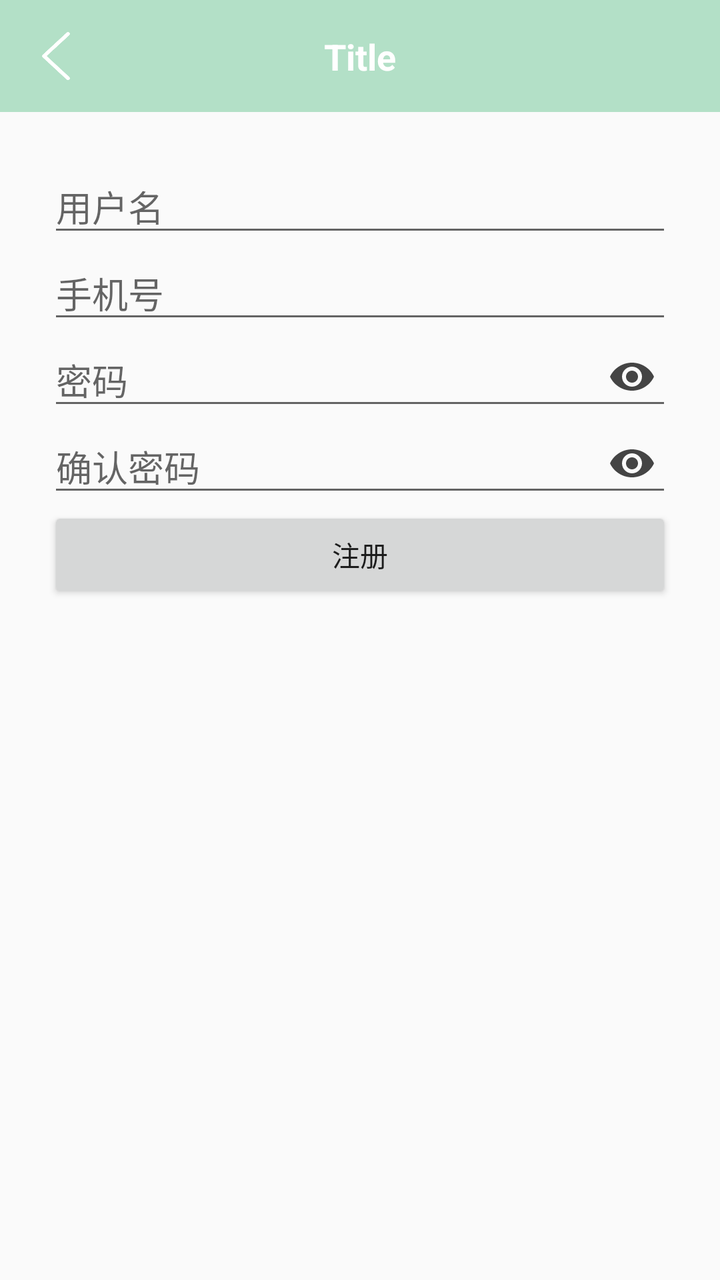
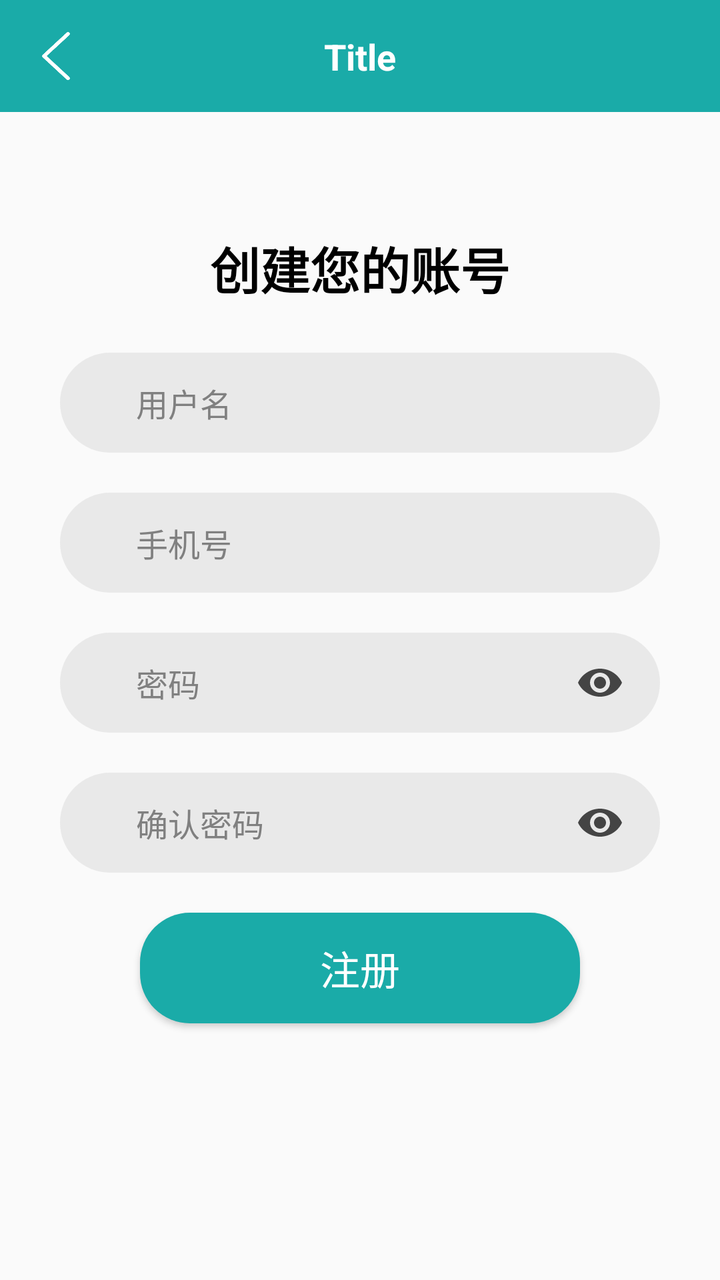

Two renders of the same Android screen: before a commit and after it. Below are the layout's source before the change and the commit's diff.
<!-- AndroidManifest.xml: application theme Theme.Note -->
<!-- res/layout/activity_register.xml -->
<?xml version="1.0" encoding="utf-8"?>
<layout xmlns:android="http://schemas.android.com/apk/res/android"
    xmlns:app="http://schemas.android.com/apk/res-auto"
    xmlns:tools="http://schemas.android.com/tools">

    <LinearLayout
        android:layout_width="match_parent"
        android:layout_height="match_parent"
        android:orientation="vertical"
        tools:context=".ui.user.RegisterActivity">

        <include
            android:id="@+id/includeToolbar"
            layout="@layout/item_toolbar" />

        <androidx.constraintlayout.widget.ConstraintLayout
            android:id="@+id/main"
            android:layout_width="match_parent"
            android:layout_height="0dp"
            android:layout_weight="1"
            android:padding="24dp">

        <EditText
            android:id="@+id/etUsername"
            android:layout_width="0dp"
            android:layout_height="wrap_content"
            android:hint="用户名"
            android:maxLines="1"
            app:layout_constraintEnd_toEndOf="parent"
            app:layout_constraintStart_toStartOf="parent"
            app:layout_constraintTop_toTopOf="parent"
            app:layout_constraintVertical_chainStyle="packed" />

        <EditText
            android:id="@+id/etPhone"
            android:layout_width="0dp"
            android:layout_height="wrap_content"
            android:hint="手机号"
            android:inputType="phone"
            android:maxLines="1"
            app:layout_constraintEnd_toEndOf="parent"
            app:layout_constraintStart_toStartOf="parent"
            app:layout_constraintTop_toBottomOf="@id/etUsername" />

        <EditText
            android:id="@+id/etPassword"
            android:layout_width="0dp"
            android:layout_height="wrap_content"
            android:hint="密码"
            android:inputType="textPassword"
            android:maxLines="1"
            android:paddingEnd="48dp"
            app:layout_constraintEnd_toEndOf="parent"
            app:layout_constraintStart_toStartOf="parent"
            app:layout_constraintTop_toBottomOf="@id/etPhone" />

        <ImageView
            android:id="@+id/ivPwdToggle"
            android:layout_width="24dp"
            android:layout_height="24dp"
            android:layout_marginEnd="8dp"
            android:contentDescription="显示/隐藏密码"
            android:src="@drawable/ic_eye"
            app:layout_constraintBottom_toBottomOf="@id/etPassword"
            app:layout_constraintEnd_toEndOf="@id/etPassword"
            app:layout_constraintTop_toTopOf="@id/etPassword" />

        <EditText
            android:id="@+id/etConfirmPassword"
            android:layout_width="0dp"
            android:layout_height="wrap_content"
            android:hint="确认密码"
            android:inputType="textPassword"
            android:maxLines="1"
            android:paddingEnd="48dp"
            app:layout_constraintEnd_toEndOf="parent"
            app:layout_constraintStart_toStartOf="parent"
            app:layout_constraintTop_toBottomOf="@id/etPassword" />

        <ImageView
            android:id="@+id/ivConfirmPwdToggle"
            android:layout_width="24dp"
            android:layout_height="24dp"
            android:layout_marginEnd="8dp"
            android:contentDescription="显示/隐藏确认密码"
            android:src="@drawable/ic_eye"
            app:layout_constraintBottom_toBottomOf="@id/etConfirmPassword"
            app:layout_constraintEnd_toEndOf="@id/etConfirmPassword"
            app:layout_constraintTop_toTopOf="@id/etConfirmPassword" />

        <Button
            android:id="@+id/btnRegister"
            android:layout_width="0dp"
            android:layout_height="wrap_content"
            android:text="注册"
            app:layout_constraintEnd_toEndOf="parent"
            app:layout_constraintStart_toStartOf="parent"
            app:layout_constraintTop_toBottomOf="@id/etConfirmPassword" />

        </androidx.constraintlayout.widget.ConstraintLayout>

    </LinearLayout>
</layout>
<!-- res/layout/item_toolbar.xml (included above) -->
<?xml version="1.0" encoding="utf-8"?>
<LinearLayout
    xmlns:android="http://schemas.android.com/apk/res/android"
    xmlns:app="http://schemas.android.com/apk/res-auto"
    android:layout_width="match_parent"
    android:layout_height="wrap_content"
    android:orientation="vertical"
    android:background="?attr/colorPrimary">

    
    <View
        android:id="@+id/statusBarSpacer"
        android:layout_width="match_parent"
        android:layout_height="0dp" />

    
    <androidx.constraintlayout.widget.ConstraintLayout
        android:layout_width="match_parent"
        android:layout_height="56dp"
        android:background="@color/main_blue">

        <ImageView
            android:id="@+id/ivBack"
            android:layout_width="40dp"
            android:layout_height="40dp"
            android:layout_marginStart="8dp"
            android:padding="8dp"
            android:src="@drawable/ic_back"
            app:layout_constraintBottom_toBottomOf="parent"
            app:layout_constraintStart_toStartOf="parent"
            app:layout_constraintTop_toTopOf="parent"/>

        <TextView
            android:id="@+id/tvTitle"
            android:layout_width="0dp"
            android:layout_height="wrap_content"
            android:ellipsize="end"
            android:gravity="center"
            android:maxLines="1"
            android:text="Title"
            android:textColor="@android:color/white"
            android:textSize="18sp"
            android:textStyle="bold"
            android:layout_marginStart="56dp"
            android:layout_marginEnd="56dp"
            app:layout_constraintBottom_toBottomOf="@id/ivBack"
            app:layout_constraintEnd_toEndOf="parent"
            app:layout_constraintStart_toStartOf="parent"
            app:layout_constraintTop_toTopOf="@id/ivBack"/>
    </androidx.constraintlayout.widget.ConstraintLayout>

</LinearLayout>
<!-- resources referenced by this layout -->
<resources>
  <color name="main_blue">#B3E0C7</color>
  <!-- drawable ic_back: png bitmap (drawable, 2843 bytes) -->
  <!-- drawable ic_eye (drawable) -->
  <?xml version="1.0" encoding="utf-8"?>
  <vector xmlns:android="http://schemas.android.com/apk/res/android"
      android:width="24dp"
      android:height="24dp"
      android:viewportWidth="24"
      android:viewportHeight="24">
  
      <path
          android:fillColor="#FF444444"
          android:pathData="M12,5C7,5 2.73,8.11 1,12c1.73,3.89 6,7 11,7s9.27,-3.11 11,-7c-1.73,-3.89 -6,-7 -11,-7zM12,17c-2.76,0 -5,-2.24 -5,-5s2.24,-5 5,-5 5,2.24 5,5 -2.24,5 -5,5z" />
      <path
          android:fillColor="#FF444444"
          android:pathData="M12,9c-1.66,0 -3,1.34 -3,3s1.34,3 3,3 3,-1.34 3,-3 -1.34,-3 -3,-3z" />
  </vector>
  <style name="Theme.Note" parent="Theme.AppCompat.Light.NoActionBar" />
</resources>

<!-- the commit's change to res/layout/activity_register.xml (unified diff, before → after) -->
@@ -18,84 +18,166 @@
             android:layout_width="match_parent"
             android:layout_height="0dp"
             android:layout_weight="1"
-            android:padding="24dp">
-
-        <EditText
-            android:id="@+id/etUsername"
-            android:layout_width="0dp"
+            android:padding="30dp">
+
+            <TextView
+                android:id="@+id/text1"
+                android:layout_width="wrap_content"
+                android:layout_height="wrap_content"
+                android:layout_marginTop="30dp"
+                android:text="创建您的账号"
+                android:textStyle="bold"
+                android:textColor="@color/black"
+                android:textSize="25sp"
+                app:layout_constraintEnd_toEndOf="parent"
+                app:layout_constraintStart_toStartOf="parent"
+                app:layout_constraintTop_toTopOf="parent" />
+
+            <LinearLayout
+                android:id="@+id/linearInputs"
+                android:layout_width="match_parent"
+                android:layout_height="wrap_content"
+                android:layout_marginTop="24dp"
+                android:orientation="vertical"
+                app:layout_constraintEnd_toEndOf="parent"
+                app:layout_constraintStart_toStartOf="parent"
+                app:layout_constraintTop_toBottomOf="@id/text1">
+
+                
+                <LinearLayout
+                    android:layout_width="match_parent"
+                    android:layout_height="50dp"
+                    android:layout_marginBottom="20dp"
+                    android:background="@drawable/bg_input"
+                    android:backgroundTint="#E2E2E2"
+                    android:orientation="horizontal"
+                    android:paddingHorizontal="10dp">
+
+                    <EditText
+                        android:id="@+id/etUsername"
+                        android:layout_width="0dp"
+                        android:layout_height="match_parent"
+                        android:layout_marginStart="20dp"
+                        android:layout_weight="1"
+                        android:background="@color/transparent"
+                        android:hint="用户名"
+                        android:inputType="text"
+                        android:maxLength="20"
+                        android:maxLines="1"
+                        android:padding="8dp"
+                        android:textColorHint="@color/gray"
+                        android:textSize="16sp" />
+                </LinearLayout>
+
+                
+                <LinearLayout
+                    android:layout_width="match_parent"
+                    android:layout_height="50dp"
+                    android:layout_marginBottom="20dp"
+                    android:background="@drawable/bg_input"
+                    android:backgroundTint="#E2E2E2"
+                    android:orientation="horizontal"
+                    android:paddingHorizontal="10dp">
+
+                    <EditText
+                        android:id="@+id/etPhone"
+                        android:layout_width="0dp"
+                        android:layout_height="match_parent"
+                        android:layout_marginStart="20dp"
+                        android:layout_weight="1"
+                        android:background="@color/transparent"
+                        android:hint="手机号"
+                        android:inputType="phone"
+                        android:maxLength="11"
+                        android:maxLines="1"
+                        android:padding="8dp"
+                        android:textColorHint="@color/gray"
+                        android:textSize="16sp" />
+                </LinearLayout>
+
+                
+                <LinearLayout
+                    android:layout_width="match_parent"
+                    android:layout_height="50dp"
+                    android:layout_marginBottom="20dp"
+                    android:background="@drawable/bg_input"
+                    android:backgroundTint="#E2E2E2"
+                    android:orientation="horizontal"
+                    android:gravity="center_vertical"
+                    android:paddingHorizontal="10dp">
+
+                    <EditText
+                        android:id="@+id/etPassword"
+                        android:layout_width="0dp"
+                        android:layout_height="match_parent"
+                        android:layout_marginStart="20dp"
+                        android:layout_weight="1"
+                        android:background="@color/transparent"
+                        android:hint="密码"
+                        android:inputType="textPassword"
+                        android:maxLines="1"
+                        android:padding="8dp"
+                        android:textColorHint="@color/gray"
+                        android:textSize="16sp" />
+
+                    <ImageView
+                        android:id="@+id/ivPwdToggle"
+                        android:layout_width="24dp"
+                        android:layout_height="24dp"
+                        android:layout_marginEnd="8dp"
+                        android:contentDescription="显示/隐藏密码"
+                        android:src="@drawable/ic_eye" />
+                </LinearLayout>
+
+                
+                <LinearLayout
+                    android:layout_width="match_parent"
+                    android:layout_height="50dp"
+                    android:layout_marginBottom="20dp"
+                    android:background="@drawable/bg_input"
+                    android:backgroundTint="#E2E2E2"
+                    android:orientation="horizontal"
+                    android:gravity="center_vertical"
+                    android:paddingHorizontal="10dp">
+
+                    <EditText
+                        android:id="@+id/etConfirmPassword"
+                        android:layout_width="0dp"
+                        android:layout_height="match_parent"
+                        android:layout_marginStart="20dp"
+                        android:layout_weight="1"
+                        android:background="@color/transparent"
+                        android:hint="确认密码"
+                        android:inputType="textPassword"
+                        android:maxLines="1"
+                        android:padding="8dp"
+                        android:textColorHint="@color/gray"
+                        android:textSize="16sp" />
+
+                    <ImageView
+                        android:id="@+id/ivConfirmPwdToggle"
+                        android:layout_width="24dp"
+                        android:layout_height="24dp"
+                        android:layout_marginEnd="8dp"
+                        android:contentDescription="显示/隐藏确认密码"
+                        android:src="@drawable/ic_eye" />
+                </LinearLayout>
+            </LinearLayout>
+
+        <Button
+            android:id="@+id/btnRegister"
+            android:layout_width="match_parent"
             android:layout_height="wrap_content"
-            android:hint="用户名"
-            android:maxLines="1"
+            android:gravity="center"
+            android:text="注册"
+            android:textColor="@color/white"
+            android:textSize="20sp"
+            android:background="@drawable/bg_button"
+            android:paddingVertical="13dp"
+            android:layout_marginHorizontal="40dp"
             app:layout_constraintEnd_toEndOf="parent"
             app:layout_constraintStart_toStartOf="parent"
-            app:layout_constraintTop_toTopOf="parent"
-            app:layout_constraintVertical_chainStyle="packed" />
-
-        <EditText
-            android:id="@+id/etPhone"
-            android:layout_width="0dp"
-            android:layout_height="wrap_content"
-            android:hint="手机号"
-            android:inputType="phone"
-            android:maxLines="1"
-            app:layout_constraintEnd_toEndOf="parent"
-            app:layout_constraintStart_toStartOf="parent"
-            app:layout_constraintTop_toBottomOf="@id/etUsername" />
-
-        <EditText
-            android:id="@+id/etPassword"
-            android:layout_width="0dp"
-            android:layout_height="wrap_content"
-            android:hint="密码"
-            android:inputType="textPassword"
-            android:maxLines="1"
-            android:paddingEnd="48dp"
-            app:layout_constraintEnd_toEndOf="parent"
-            app:layout_constraintStart_toStartOf="parent"
-            app:layout_constraintTop_toBottomOf="@id/etPhone" />
-
-        <ImageView
-            android:id="@+id/ivPwdToggle"
-            android:layout_width="24dp"
-            android:layout_height="24dp"
-            android:layout_marginEnd="8dp"
-            android:contentDescription="显示/隐藏密码"
-            android:src="@drawable/ic_eye"
-            app:layout_constraintBottom_toBottomOf="@id/etPassword"
-            app:layout_constraintEnd_toEndOf="@id/etPassword"
-            app:layout_constraintTop_toTopOf="@id/etPassword" />
-
-        <EditText
-            android:id="@+id/etConfirmPassword"
-            android:layout_width="0dp"
-            android:layout_height="wrap_content"
-            android:hint="确认密码"
-            android:inputType="textPassword"
-            android:maxLines="1"
-            android:paddingEnd="48dp"
-            app:layout_constraintEnd_toEndOf="parent"
-            app:layout_constraintStart_toStartOf="parent"
-            app:layout_constraintTop_toBottomOf="@id/etPassword" />
-
-        <ImageView
-            android:id="@+id/ivConfirmPwdToggle"
-            android:layout_width="24dp"
-            android:layout_height="24dp"
-            android:layout_marginEnd="8dp"
-            android:contentDescription="显示/隐藏确认密码"
-            android:src="@drawable/ic_eye"
-            app:layout_constraintBottom_toBottomOf="@id/etConfirmPassword"
-            app:layout_constraintEnd_toEndOf="@id/etConfirmPassword"
-            app:layout_constraintTop_toTopOf="@id/etConfirmPassword" />
-
-        <Button
-            android:id="@+id/btnRegister"
-            android:layout_width="0dp"
-            android:layout_height="wrap_content"
-            android:text="注册"
-            app:layout_constraintEnd_toEndOf="parent"
-            app:layout_constraintStart_toStartOf="parent"
-            app:layout_constraintTop_toBottomOf="@id/etConfirmPassword" />
+            app:layout_constraintTop_toBottomOf="@id/linearInputs" />
 
         </androidx.constraintlayout.widget.ConstraintLayout>
 
@@ -121,7 +203,7 @@
     <androidx.constraintlayout.widget.ConstraintLayout
         android:layout_width="match_parent"
         android:layout_height="56dp"
-        android:background="@color/main_blue">
+        android:background="@color/main_color">
 
         <ImageView
             android:id="@+id/ivBack"
<!-- resource entries referenced after the edit -->
@@ -1,6 +1,27 @@
 <!-- resources referenced by this layout -->
 <resources>
-  <color name="main_blue">#B3E0C7</color>
+  <color name="black">#000000</color>
+  <color name="gray">#808080</color>
+  <color name="main_color">#1AABA8</color>
+  <color name="transparent">#00000000</color>
+  <color name="white">#FFFFFF</color>
+  <!-- drawable bg_button (drawable) -->
+  <?xml version="1.0" encoding="utf-8"?>
+  <shape xmlns:android="http://schemas.android.com/apk/res/android">
+  
+      <corners android:radius="25dp"/>
+  
+      <solid android:color="@color/main_color"/>
+  </shape>
+  <!-- drawable bg_input (drawable) -->
+  <?xml version="1.0" encoding="utf-8"?>
+  <shape xmlns:android="http://schemas.android.com/apk/res/android">
+  
+      <corners android:radius="25dp"/>
+  
+  
+      <solid android:color="@color/bg_input"/>
+  </shape>
   <!-- drawable ic_back: png bitmap (drawable, 2843 bytes) -->
   <!-- drawable ic_eye (drawable) -->
   <?xml version="1.0" encoding="utf-8"?>
@@ -18,5 +39,6 @@
           android:pathData="M12,9c-1.66,0 -3,1.34 -3,3s1.34,3 3,3 3,-1.34 3,-3 -1.34,-3 -3,-3z" />
   </vector>
   <style name="Theme.Note" parent="Theme.AppCompat.Light.NoActionBar" />
+  <color name="bg_input">#ADFFFFFF</color>
 </resources>
 
